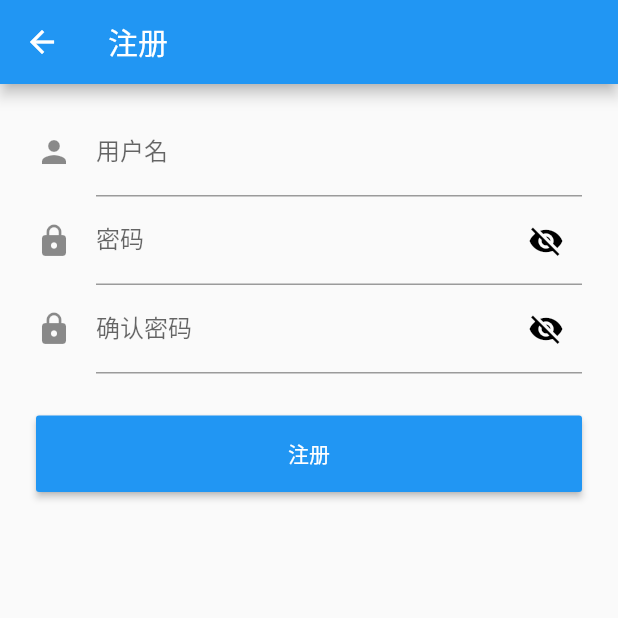
After one commit to nju-iot/edge-app-flutter, a Flutter app: the LoginPage screen opened by its route, after a tap on "登录", after a tap on "注册", on a phone screen of 412 x 824 dp, the top half of it. The commit adds this screen. Run offline on Flutter 3.47's test engine with Material 2 defaults, Android fonts, the phone set to English and light mode, and no system bars; our stand-ins replace auto_route, cached_network_image, date_format, dio, fluro, flutter_easyrefresh and 4 more; accounts and stored records are empty; network calls fail; statements that could not run were skipped.

Commit message:
简单的登录模块实现

```diff
--- a/lib/init/default_app.dart
+++ b/lib/init/default_app.dart
@@ -2,6 +2,7 @@ import 'package:auto_route/auto_route.dart';
 import 'package:flutter/material.dart';
 import 'package:flutter_app/http.dart';
 import 'package:flutter_app/page/page_index.dart';
+import 'package:flutter_app/router/route_map.dart';
 import 'package:flutter_app/router/route_map.gr.dart';
 import 'package:flutter_app/router/router.dart';
 import 'package:flutter_app/routes/home_route.dart';
@@ -42,6 +43,7 @@ class MyApp extends StatelessWidget{
           //home: IndexPage(),
           builder: ExtendedNavigator<RouterMap>(
             router:RouterMap(),//路由注册,配置见router目录
+            guards: [AuthGuard()],
           ),
         );
       },
--- /dev/null
+++ b/lib/page/Login/login.dart
@@ -0,0 +1,160 @@
+
+
+import 'package:flutter/material.dart';
+import 'package:flutter_app/http.dart';
+import 'package:flutter_app/router/route_map.gr.dart';
+import 'package:flutter_app/router/router.dart';
+import 'package:flutter_app/utils/provider.dart';
+import 'package:provider/provider.dart';
+import 'package:shared_preferences/shared_preferences.dart';
+
+class LoginPage extends StatefulWidget {
+  @override
+  _LoginPageState createState() => _LoginPageState();
+}
+
+class _LoginPageState extends State<LoginPage>{
+  bool _isShowPassWord = false;//控制密码的显示
+  FocusNode blankNode = FocusNode();
+  GlobalKey _formKey = GlobalKey<FormState>();
+  TextEditingController _unameController = TextEditingController();
+  TextEditingController _pwdController = TextEditingController();
+
+  @override
+  initState(){
+    super.initState();
+  }
+
+  @override
+  Widget build(BuildContext context) {
+    return WillPopScope(
+        child: Scaffold(
+          appBar: AppBar(
+            // leading: _leading(context),
+            title: Text("登录"),
+            actions: <Widget>[
+              FlatButton(
+                child: Text("注册"),
+                textColor: Colors.white,
+                onPressed: () {
+                 MyRouter.push(Routes.registerPage);
+                },
+              )
+            ],
+          ),
+          body: GestureDetector(
+            onTap: () {
+              // 点击空白页面关闭键盘
+              closeKeyboard(context);
+            },
+            child: SingleChildScrollView(
+              padding:
+              const EdgeInsets.symmetric(vertical: 16.0, horizontal: 24.0),
+              child: loginForm(context),
+            ),
+          ),
+        ),
+        onWillPop: () async {
+          return Future.value(false);
+        });
+  }
+
+  Widget loginForm(BuildContext context){
+    return Form(
+      key:_formKey,
+      autovalidateMode: AutovalidateMode.disabled,
+      child: Column(
+        children: <Widget>[
+          Center(
+              heightFactor: 1.5,
+              child: FlutterLogo(
+                size: 64,
+              )),
+          TextFormField(
+              autofocus: false,
+              controller: _unameController,
+              decoration: InputDecoration(
+                  labelText: "用户名",
+                  hintText: "密码",
+                  hintStyle: TextStyle(fontSize: 12),
+                  icon: Icon(Icons.person)),
+              //校验用户名
+              validator: (v) {
+                return v.trim().length > 0
+                    ? null
+                    : "请输入用户名!";
+              }),
+          TextFormField(
+              controller: _pwdController,
+              decoration: InputDecoration(
+                  labelText: "密码",
+                  hintText: "请输入密码",
+                  hintStyle: TextStyle(fontSize: 12),
+                  icon: Icon(Icons.lock),
+                  suffixIcon: IconButton(
+                      icon: Icon(
+                        _isShowPassWord
+                            ? Icons.visibility
+                            : Icons.visibility_off,
+                        color: Colors.black,
+                      ),
+                      onPressed: showPassWord)),
+              obscureText: !_isShowPassWord,
+            //校验密码
+              validator: (v) {
+                return v.trim().length >= 6
+                    ? null
+                    : "密码长度不能少于六";
+              }),
+          Padding(
+            padding: const EdgeInsets.only(top: 28.0),
+            child: Row(
+              children: <Widget>[
+                Expanded(child: Builder(builder: (context) {
+                  return RaisedButton(
+                    padding: EdgeInsets.all(15.0),
+                    child: Text("登录"),
+                    color: Theme.of(context).primaryColor,
+                    textColor: Colors.white,
+                    onPressed: () {
+                      if (Form.of(context).validate()) {
+                        _onSubmit(context);
+                      }
+                    },
+                  );
+                })),
+              ],
+            ),
+          )
+        ],
+      ),
+
+    );
+  }
+
+  //控制密码显示
+  void showPassWord() {
+    setState(() {
+      _isShowPassWord = !_isShowPassWord;
+    });
+  }
+
+  void closeKeyboard(BuildContext context) {
+    FocusScope.of(context).requestFocus(blankNode);
+  }
+
+  void _onSubmit(BuildContext context){
+    closeKeyboard(context);
+    getPwd();
+  }
+
+  getPwd() async{
+    UserProfile userProfile = Provider.of<UserProfile>(context, listen: false);
+    SharedPreferences prefs = await SharedPreferences.getInstance();
+    String truePwd = prefs.get(_unameController.text);
+    if(truePwd==_pwdController.text){
+      userProfile.userName = _unameController.text;
+      MyRouter.replace(Routes.indexPage);
+    }
+  }
+}
--- /dev/null
+++ b/lib/page/Login/register.dart
@@ -0,0 +1,157 @@
+
+import 'package:flutter/material.dart';
+import 'package:shared_preferences/shared_preferences.dart';
+
+class RegisterPage extends StatefulWidget {
+  @override
+  _RegisterState createState() => _RegisterState();
+}
+
+class _RegisterState extends State<RegisterPage>{
+  bool _isShowPassWord = false;
+  bool _isShowPassWordRepeat = false;
+  FocusNode blankNode = FocusNode();
+  TextEditingController _unameController = TextEditingController();
+  TextEditingController _pwdController = TextEditingController();
+  TextEditingController _pwdRepeatController = TextEditingController();
+  GlobalKey _formKey = GlobalKey<FormState>();
+
+  @override
+  Widget build(BuildContext context) {
+    return Scaffold(
+      appBar: AppBar(title: Text("注册")),
+      body: GestureDetector(
+        onTap: () {
+          // 点击空白页面关闭键盘
+          closeKeyboard(context);
+        },
+        child: SingleChildScrollView(
+          padding: const EdgeInsets.symmetric(vertical: 16.0, horizontal: 24.0),
+          child: registerForm(context),
+        ),
+      ),
+    );
+  }
+
+  //控制密码是否显示
+  void showPassWord() {
+    setState(() {
+      _isShowPassWord = !_isShowPassWord;
+    });
+  }
+
+  void showPassWordRepeat() {
+    setState(() {
+      _isShowPassWordRepeat = !_isShowPassWordRepeat;
+    });
+  }
+
+  void closeKeyboard(BuildContext context) {
+    FocusScope.of(context).requestFocus(blankNode);
+  }
+
+  Widget registerForm(BuildContext context) {
+    return Form(
+      key: _formKey,
+      autovalidateMode: AutovalidateMode.disabled,
+      child: Column(
+        children: <Widget>[
+          TextFormField(
+              autofocus: false,
+              controller: _unameController,
+              decoration: InputDecoration(
+                  labelText: "用户名",
+                  hintText: "请输入用户名称",
+                  hintStyle: TextStyle(fontSize: 12),
+                  icon: Icon(Icons.person)),
+              //校验用户名
+              validator: (v) {
+                return v.trim().length > 0
+                    ? null
+                    : "用户名不能为空！";
+              }),
+          TextFormField(
+              controller: _pwdController,
+              decoration: InputDecoration(
+                  labelText:"密码",
+                  hintText: "请输入密码",
+                  hintStyle: TextStyle(fontSize: 12),
+                  icon: Icon(Icons.lock),
+                  suffixIcon: IconButton(
+                      icon: Icon(
+                        _isShowPassWord
+                            ? Icons.visibility
+                            : Icons.visibility_off,
+                        color: Colors.black,
+                      ),
+                      onPressed: showPassWord)),
+              obscureText: !_isShowPassWord,
+              //校验密码
+              validator: (v) {
+                return v.trim().length >= 6
+                    ? null
+                    : "密码长度不能小于6";
+              }),
+
+          TextFormField(
+              controller: _pwdRepeatController,
+              decoration: InputDecoration(
+                  labelText: "确认密码",
+                  hintText: "请再次输入密码",
+                  hintStyle: TextStyle(fontSize: 12),
+                  icon: Icon(Icons.lock),
+                  suffixIcon: IconButton(
+                      icon: Icon(
+                        _isShowPassWordRepeat
+                            ? Icons.visibility
+                            : Icons.visibility_off,
+                        color: Colors.black,
+                      ),
+                      onPressed: showPassWordRepeat)),
+              obscureText: !_isShowPassWordRepeat,
+              //校验密码
+              validator: (v) {
+                return v.trim().length >= 6
+                    ? null
+                    : "密码不能少于六位";
+              }),
+
+          // 登录按钮
+          Padding(
+            padding: const EdgeInsets.only(top: 28.0),
+            child: Row(
+              children: <Widget>[
+                Expanded(child: Builder(builder: (context) {
+                  return RaisedButton(
+                    padding: EdgeInsets.all(15.0),
+                    child: Text("注册"),
+                    color: Theme.of(context).primaryColor,
+                    textColor: Colors.white,
+                    onPressed: () {
+                      //由于本widget也是Form的子代widget，所以可以通过下面方式获取FormState
+                      if (Form.of(context).validate()) {
+                        _onSave(context);
+                      }
+                    },
+                  );
+                })),
+              ],
+            ),
+          )
+        ],
+      ),
+    );
+  }
+
+  void _onSave(BuildContext context){
+    closeKeyboard(context);
+    save();
+    Navigator.of(context).pop();
+  }
+
+  save() async{
+    SharedPreferences prefs = await SharedPreferences.getInstance();
+    prefs.setString(_unameController.text,_pwdController.text);
+    //print(prefs.getString(userName));
+  }
+}
--- a/lib/page/device/device_list.dart
+++ b/lib/page/device/device_list.dart
@@ -17,21 +17,21 @@ class DeviceListPage extends StatefulWidget{
 
 class DeviceListPageState extends State<DeviceListPage>{
 
-
   @override
   void initState(){
     super.initState();
     setState(() {
     });
   }
-  var items = [];//展示结果
+
+  var items = [];//展示搜索结果
   List<dynamic> showTmp = [];//从服务器上请求到的数据，用户可能会对其进行筛选，这是实际上要展示的数据。
   bool searched = false;//标记是否进行筛选操作
 
   @override
   Widget build(BuildContext context){
 
-    //final GlobalKey<ScaffoldState> _ScaffoldKey = GlobalKey();
+    final GlobalKey<ScaffoldState> _ScaffoldKey = GlobalKey();
     //_ScaffoldKey.currentState.openEndDrawer();
     Future<Null> _onrefresh(){
       return Future.delayed(Duration(seconds: 5),(){   // 延迟5s完成刷新
--- a/lib/routes/user_route.dart
+++ b/lib/routes/user_route.dart
@@ -1,6 +1,8 @@
 import 'package:flutter/material.dart';
 import 'package:flutter_app/router/route_map.gr.dart';
 import 'package:flutter_app/router/router.dart';
+import 'package:flutter_app/utils/provider.dart';
+import 'package:provider/provider.dart';
 
 class UserRoute extends StatefulWidget{
   @override
@@ -11,6 +13,8 @@ class UserRoute extends StatefulWidget{
 class _UserRouteState extends State<UserRoute>{
   @override
   Widget build(BuildContext context){
+    return Consumer<UserProfile>(
+      builder:(BuildContext context, UserProfile profile,Widget child){
         return Scaffold(
             body:Column(
               children:<Widget>[
@@ -29,7 +33,7 @@ class _UserRouteState extends State<UserRoute>{
                             ),
                           ),
                           Text(
-                  "登录（假的）",
+                            profile.userName!=null?profile.userName:"用户(假的)",
                             style:TextStyle(
                               fontWeight: FontWeight.bold,
                               color:Colors.black54,
@@ -85,4 +89,7 @@ class _UserRouteState extends State<UserRoute>{
             )
         );
       }
+    );
+
   }
+}
--- a/lib/utils/SPUtils.dart
+++ b/lib/utils/SPUtils.dart
@@ -27,41 +27,20 @@ class SPUtils {
     return 0;
   }
 
-  /*  //登陆相关，参照Template，暂时不做这些功能，先注释掉
-  ///语言
-  static Future<bool> saveLocale(String locale) {
-    return _spf.setString('key_locale', locale);
+  //用户名称
+  static Future<bool> saveUserName(String userName) {
+    return _spf.setString('key_username', userName);
   }
 
-  static String getLocale() {
-    return _spf.getString('key_locale');
+  static String getUserName() {
+    return _spf.getString('key_username');
   }
 
-  ///昵称
-  static Future<bool> saveNickName(String nickName) {
-    return _spf.setString('key_nickname', nickName);
+
+  //是否已登陆
+  static bool isLogined() {
+    String userName = getUserName();
+    return userName != null && userName.isNotEmpty;
   }
 
-  static String getNickName() {
-    return _spf.getString('key_nickname');
-  }
-
-  ///是否同意隐私协议
-  static Future<bool> saveIsAgreePrivacy(bool isAgree) {
-    return _spf.setBool('key_agree_privacy', isAgree);
-  }
-
-  static bool isAgreePrivacy() {
-    if (!_spf.containsKey('key_agree_privacy')) {
-      return false;
-    }
-    return _spf.getBool('key_agree_privacy');
-  }
-
-  ///是否已登陆
-  static bool isLogined() {
-    String nickName = getNickName();
-    return nickName != null && nickName.isNotEmpty;
-  }
-  */
 }
--- a/lib/utils/provider.dart
+++ b/lib/utils/provider.dart
@@ -16,7 +16,7 @@ class Store {
       providers: [
         ChangeNotifierProvider(create: (_) => AppTheme(getDefaultTheme())),
         ChangeNotifierProvider.value(value: AppStatus(TAB_HOME_EDGE_INDEX)),
-        //ChangeNotifierProvider.value(value: ProtocolStatus('mqtt')),
+        ChangeNotifierProvider.value(value: UserProfile(SPUtils.getUserName())),
       ],
       child: child,
     );
@@ -98,19 +98,17 @@ class AppStatus with ChangeNotifier{
   }
 }
 
-/*class ProtocolStatus with ChangeNotifier{
-  String _value;
-  ProtocolStatus(this._value);
+///用户信息
+class UserProfile with ChangeNotifier {
+  String _userName;
 
-  String get value => _value;
+  UserProfile(this._userName);
 
-  set value(String newValue){
-    _value = newValue;
-    //notifyListeners();
-    Future.delayed(Duration(milliseconds: 200)).then((e){
-      notifyListeners();
-    });
+  String get userName => _userName;
+
+  set userName(String userName) {
+    _userName = userName;
+    SPUtils.saveUserName(userName);
+    notifyListeners();
   }
-
-
-}*/
+}
```
Also changed, not shown: lib/http.dart (+2 -5 lines), lib/router/route_map.dart (+21 -2 lines), lib/routes/home_route.dart (+11 -11 lines), lib/router/route_map.gr.dart. Lines whose indentation alone changed are shown as unchanged.
